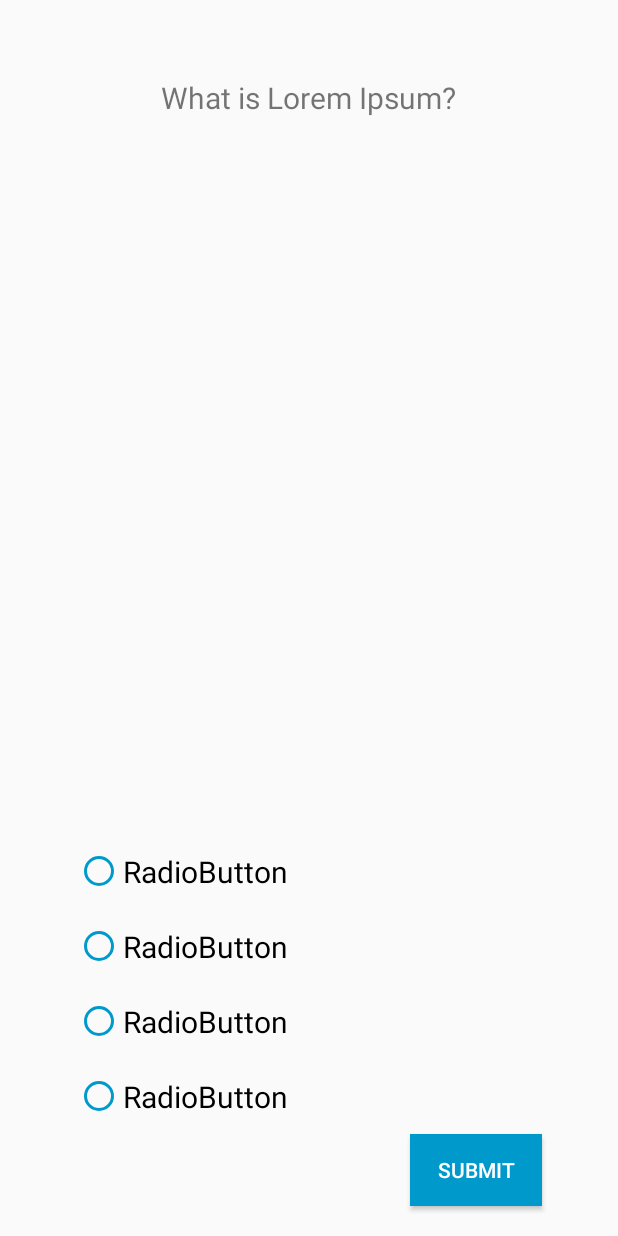
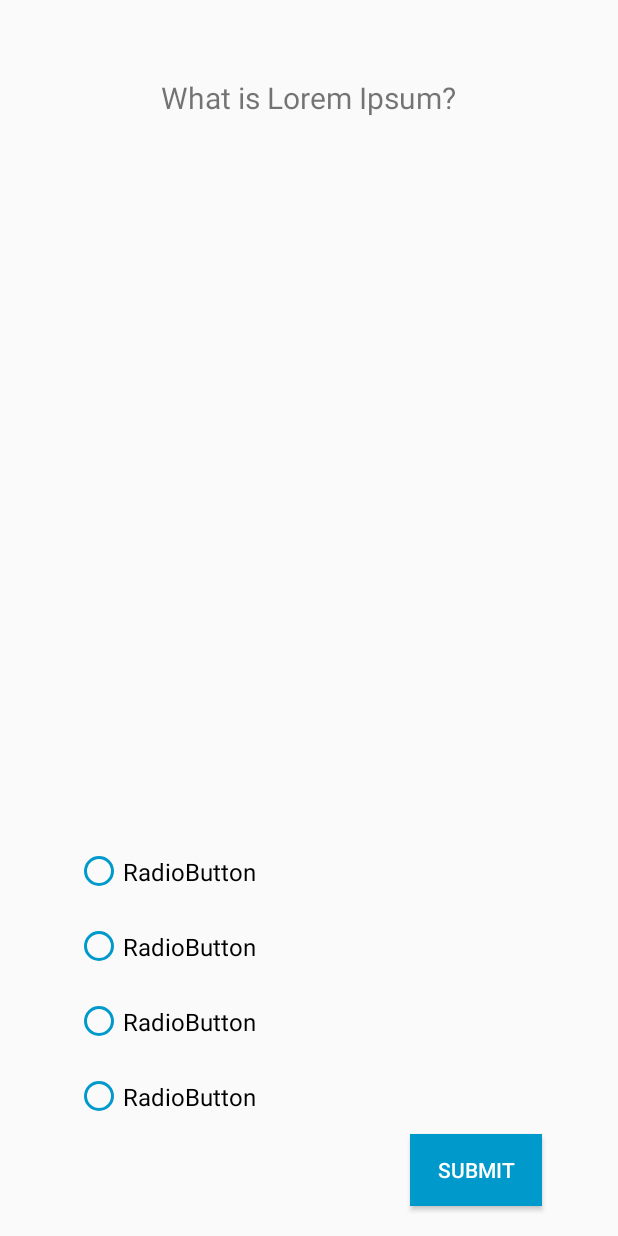
Before and after one commit to Valini/MobileAppProjectGit, an Android app: the layout slide_layout.xml on its own in the app's theme, with its tools: preview values and no code run, on a phone screen of 412 x 824 dp. Run offline under Robolectric (Android 15) with nearby library versions, the phone set to English and light mode, and no system bars.

Commit message:
no message

```diff
--- a/PlayWithQuiz/app/src/main/res/layout-land/slide_layout.xml
+++ b/PlayWithQuiz/app/src/main/res/layout-land/slide_layout.xml
@@ -27,7 +27,7 @@
             android:layout_height="wrap_content"
             android:layout_weight="1"
             android:text="RadioButton"
-            android:textSize="18sp" />
+            android:textSize="16sp" />
 
         <RadioButton
             android:id="@+id/rbChoice1"
@@ -35,7 +35,7 @@
             android:layout_height="wrap_content"
             android:layout_weight="1"
             android:text="RadioButton"
-            android:textSize="18sp" />
+            android:textSize="16sp" />
 
         <RadioButton
             android:id="@+id/rbChoice3"
@@ -43,7 +43,7 @@
             android:layout_height="wrap_content"
             android:layout_weight="1"
             android:text="RadioButton"
-            android:textSize="18sp" />
+            android:textSize="16sp" />
 
         <RadioButton
             android:id="@+id/rbChoice4"
@@ -51,7 +51,7 @@
             android:layout_height="wrap_content"
             android:layout_weight="1"
             android:text="RadioButton"
-            android:textSize="18sp" />
+            android:textSize="16sp" />
     </RadioGroup>
 
     <Button
--- a/PlayWithQuiz/app/src/main/res/layout/slide_layout.xml
+++ b/PlayWithQuiz/app/src/main/res/layout/slide_layout.xml
@@ -29,7 +29,7 @@
             android:layout_weight="1"
             android:buttonTint="@android:color/holo_blue_dark"
             android:text="RadioButton"
-            android:textSize="20sp" />
+            android:textSize="16sp" />
 
         <RadioButton
             android:id="@+id/rbChoice1"
@@ -38,7 +38,7 @@
             android:layout_weight="1"
             android:buttonTint="@android:color/holo_blue_dark"
             android:text="RadioButton"
-            android:textSize="20sp" />
+            android:textSize="16sp" />
 
         <RadioButton
             android:id="@+id/rbChoice3"
@@ -47,7 +47,7 @@
             android:layout_weight="1"
             android:buttonTint="@android:color/holo_blue_dark"
             android:text="RadioButton"
-            android:textSize="20sp" />
+            android:textSize="16sp" />
 
         <RadioButton
             android:id="@+id/rbChoice4"
@@ -56,7 +56,7 @@
             android:layout_weight="1"
             android:buttonTint="@android:color/holo_blue_dark"
             android:text="RadioButton"
-            android:textSize="20sp" />
+            android:textSize="16sp" />
 
     </RadioGroup>
 
```
